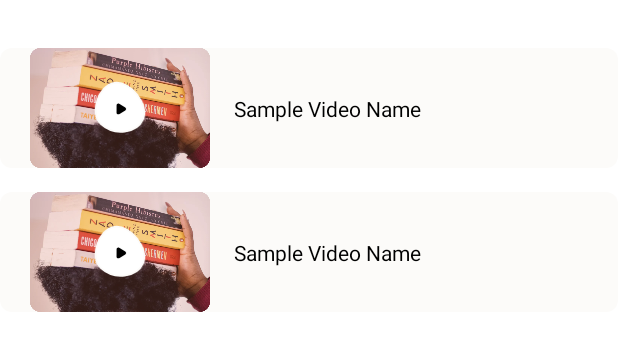
After one commit to Ikami-Mercy/VideoEncryptionSampleApp, an Android app: the layout content_lesson_view.xml on its own in the app's theme, with its tools: preview values and no code run, on a phone screen of 412 x 824 dp. The commit adds this screen. Shown: the top 351 px of the screen. Run offline under Robolectric (Android 15) with nearby library versions, the phone set to English and light mode, and no system bars.

Commit message:
set up lesson view

```diff
--- a/app/src/main/java/com/ikami/encryptionsample/MainActivity.kt
+++ b/app/src/main/java/com/ikami/encryptionsample/MainActivity.kt
@@ -41,6 +41,7 @@ class MainActivity : AppCompatActivity() {
     }
 
 
+    @SuppressLint("SuspiciousIndentation")
     private fun initializeUI() {
         println("initializeUI called ======")
 
@@ -104,12 +105,11 @@ class MainActivity : AppCompatActivity() {
             WorkManager.getInstance().enqueue(uploadWorkRequest)
             val workInfo = WorkManager.getInstance().getWorkInfoById(uploadWorkRequest.id).get()
             val wasSuccess = workInfo.outputData.getBoolean("is_success", false)
-            if(wasSuccess)
             Toast.makeText(this, "Decryption successful:-> $wasSuccess", Toast.LENGTH_LONG).show()
 
         }
         findViewById<Button>(R.id.button_lesson_view).setOnClickListener {
-
+            startActivity(Intent(this, LessonViewActivity::class.java))
         }
 
     }
--- /dev/null
+++ b/app/src/main/res/drawable/ic_play_button.xml
@@ -0,0 +1,21 @@
+<?xml version="1.0" encoding="utf-8"?>
+<vector xmlns:android="http://schemas.android.com/apk/res/android"
+    android:width="46dp"
+    android:height="47dp"
+    android:viewportWidth="46"
+    android:viewportHeight="47">
+    <group>
+        <clip-path android:pathData="M0,0H46V47H0V0Z" />
+        <path
+            android:fillColor="#ffffff"
+            android:pathData="M6.0096,37.3953L6.0085,37.3944C1.1675,32.9995 0.4072,24.6956 2.8755,17.0108C5.3382,9.3435 10.8845,2.7169 18.1253,1.5729C25.1068,0.4903 32.8117,5.2104 38.1267,11.986C40.7662,15.3509 42.7656,19.1654 43.7552,22.9017C44.7457,26.6414 44.7125,30.2501 43.3671,33.2591C40.6287,39.3835 34.3772,43.2025 27.2084,44.0897C20.0471,44.9759 12.0692,42.9167 6.0096,37.3953Z"
+            android:strokeWidth="1.5"
+            android:strokeColor="#FCFBF9"
+            android:strokeLineCap="round"
+            android:strokeLineJoin="round" />
+        <path
+            android:name="bottom_path"
+            android:fillColor="#000000"
+            android:pathData="M19.9483,27.5326C19.9416,28.6974 21.2072,29.425 22.2104,28.8332L27.6111,25.6473C28.59,25.0699 28.5961,23.656 27.6223,23.0701L22.2584,19.843C21.262,19.2434 19.9918,19.9568 19.9851,21.1196L19.9483,27.5326Z" />
+    </group>
+</vector>
--- /dev/null
+++ b/app/src/main/res/drawable/rounded_corners_white.xml
@@ -0,0 +1,5 @@
+<?xml version="1.0" encoding="utf-8"?>
+<shape xmlns:android="http://schemas.android.com/apk/res/android" android:shape="rectangle">
+    <corners android:radius="8dp"/>
+    <solid android:color="@color/lotion_white"/>
+</shape>
--- /dev/null
+++ b/app/src/main/res/layout/content_lesson_view.xml
@@ -0,0 +1,22 @@
+<?xml version="1.0" encoding="utf-8"?>
+<androidx.constraintlayout.widget.ConstraintLayout
+    xmlns:android="http://schemas.android.com/apk/res/android"
+    xmlns:app="http://schemas.android.com/apk/res-auto"
+    android:id="@+id/container_root"
+    android:layout_width="match_parent"
+    android:layout_height="match_parent"
+    xmlns:tools="http://schemas.android.com/tools"
+    app:layout_behavior="@string/appbar_scrolling_view_behavior">
+
+    <androidx.recyclerview.widget.RecyclerView
+        android:id="@+id/lessons_rv"
+        android:layout_width="match_parent"
+        android:layout_height="wrap_content"
+        android:layout_marginVertical="16dp"
+        android:clipToPadding="false"
+        app:layout_constraintTop_toTopOf="parent"
+        app:layoutManager="androidx.recyclerview.widget.LinearLayoutManager"
+        tools:itemCount="2"
+        tools:listitem="@layout/video_item" />
+
+</androidx.constraintlayout.widget.ConstraintLayout>
--- /dev/null
+++ b/app/src/main/res/layout/video_item.xml
@@ -0,0 +1,49 @@
+<?xml version="1.0" encoding="utf-8"?>
+<androidx.constraintlayout.widget.ConstraintLayout
+    xmlns:android="http://schemas.android.com/apk/res/android"
+    xmlns:tools="http://schemas.android.com/tools"
+    android:layout_width="match_parent"
+    android:layout_height="wrap_content"
+    xmlns:app="http://schemas.android.com/apk/res-auto"
+    android:layout_marginTop="16dp"
+    android:paddingStart="20dp"
+    android:paddingEnd="10dp"
+    android:focusable="true"
+    android:clickable="true"
+    android:descendantFocusability="blocksDescendants"
+    android:background="@drawable/rounded_corners_white">
+
+    <ImageView
+        android:id="@+id/video_thumb"
+        android:layout_width="120dp"
+        android:layout_height="80dp"
+        app:layout_constraintStart_toStartOf="parent"
+        app:layout_constraintTop_toTopOf="parent"
+        android:scaleType="fitXY"
+        android:src="@drawable/ic_video_thumbnail"
+        tools:ignore="ContentDescription" />
+
+    <ImageView
+        android:id="@+id/play_btn"
+        android:layout_width="37dp"
+        android:layout_height="36dp"
+        app:layout_constraintStart_toStartOf="@id/video_thumb"
+        app:layout_constraintEnd_toEndOf="@id/video_thumb"
+        app:layout_constraintTop_toTopOf="@id/video_thumb"
+        app:layout_constraintBottom_toBottomOf="@id/video_thumb"
+        android:src="@drawable/ic_play_button"
+        tools:ignore="ContentDescription" />
+
+    <TextView
+        android:id="@+id/lesson_name"
+        android:layout_width="wrap_content"
+        android:layout_height="wrap_content"
+        app:layout_constraintTop_toTopOf="@id/video_thumb"
+        app:layout_constraintBottom_toBottomOf="@id/video_thumb"
+        app:layout_constraintStart_toEndOf="@id/video_thumb"
+        android:layout_marginStart="16dp"
+        tools:text="Sample Video Name"
+        android:textColor="@color/black"
+        />
+
+</androidx.constraintlayout.widget.ConstraintLayout>
--- /dev/null
+++ b/app/src/main/res/values-land/dimens.xml
@@ -0,0 +1,3 @@
+<resources>
+    <dimen name="fab_margin">48dp</dimen>
+</resources>
--- /dev/null
+++ b/app/src/main/res/values-w1240dp/dimens.xml
@@ -0,0 +1,3 @@
+<resources>
+    <dimen name="fab_margin">200dp</dimen>
+</resources>
--- /dev/null
+++ b/app/src/main/res/values-w600dp/dimens.xml
@@ -0,0 +1,3 @@
+<resources>
+    <dimen name="fab_margin">48dp</dimen>
+</resources>
--- a/app/src/main/res/values/colors.xml
+++ b/app/src/main/res/values/colors.xml
@@ -7,4 +7,5 @@
     <color name="teal_700">#FF018786</color>
     <color name="black">#FF000000</color>
     <color name="white">#FFFFFFFF</color>
+    <color name="lotion_white">#FCFBF9</color>
 </resources>
--- /dev/null
+++ b/app/src/main/res/values/dimens.xml
@@ -0,0 +1,3 @@
+<resources>
+    <dimen name="fab_margin">16dp</dimen>
+</resources>
--- a/app/src/main/res/values/themes.xml
+++ b/app/src/main/res/values/themes.xml
@@ -13,6 +13,7 @@
         <item name="android:statusBarColor" tools:targetApi="l">?attr/colorPrimaryVariant</item>
         <!-- Customize your theme here. -->
     </style>
+
     <style name="LoadingDialog" parent="@android:style/Theme.Dialog">
         <item name="android:windowFrame">@null</item>
         <item name="android:windowBackground">@android:color/transparent</item>
@@ -24,4 +25,13 @@
         <item name="android:backgroundDimEnabled">true</item>
         <item name="android:background">@android:color/transparent</item>
     </style>
+
+    <style name="Theme.EncryptionSample.NoActionBar">
+        <item name="windowActionBar">false</item>
+        <item name="windowNoTitle">true</item>
+    </style>
+
+    <style name="Theme.EncryptionSample.AppBarOverlay" parent="ThemeOverlay.AppCompat.Dark.ActionBar" />
+
+    <style name="Theme.EncryptionSample.PopupOverlay" parent="ThemeOverlay.AppCompat.Light" />
 </resources>
```
Also changed, not shown: app/build.gradle (+7 -1 lines), app/src/main/AndroidManifest.xml (+9 -4 lines), app/src/main/java/com/ikami/encryptionsample/LessonAdapter.kt (added, +53 -0 lines), app/src/main/java/com/ikami/encryptionsample/LessonViewActivity.kt (added, +55 -0 lines), app/src/main/res/drawable/ic_default_thumbnail.xml (added, +17 -0 lines), app/src/main/res/layout/activity_lesson_view.xml (added, +30 -0 lines), app/src/main/res/values/strings.xml (+9 -0 lines), app/src/main/res/drawable/ic_video_thumbnail.webp (added).
